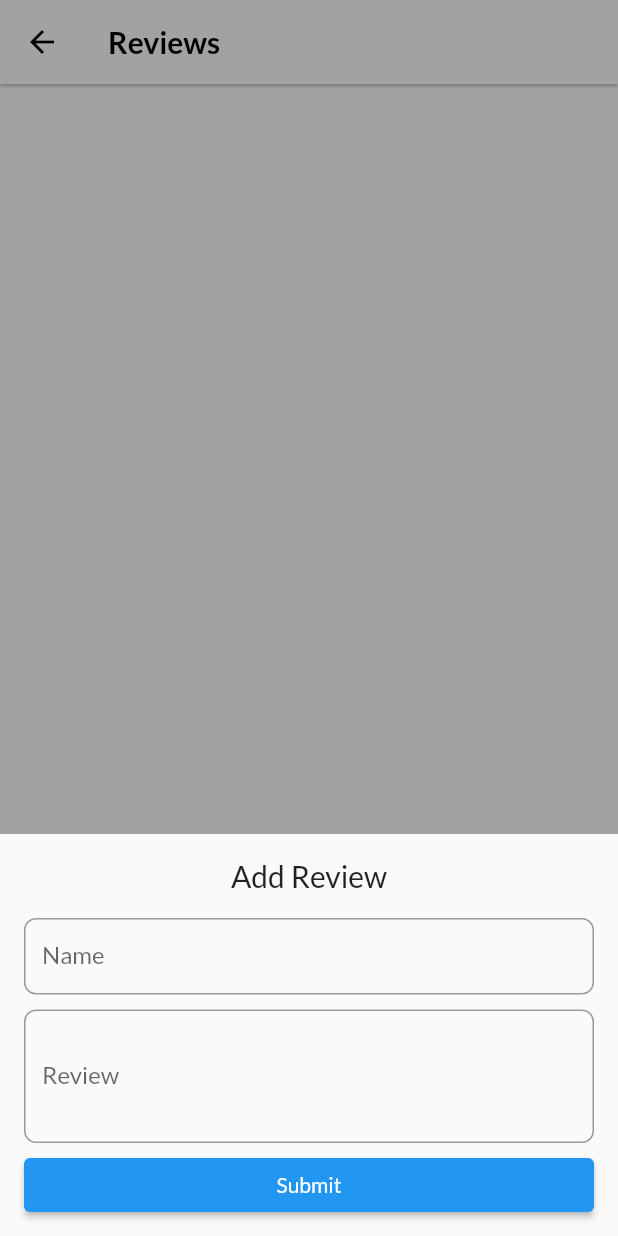
After one commit to jarjut/restaurant_app, a Flutter app: the RestaurantReviewPage screen opened directly, after a tap on "Add Review", on a phone screen of 412 x 824 dp. The commit adds this screen. Run offline on Flutter 3.47's test engine with Material 2 defaults, Android fonts, the phone set to English and light mode, and no system bars; our stand-ins replace bloc, bloc_concurrency, dio, equatable, flutter_bloc, flutter_rating_bar and 6 more; network calls fail.

Commit message:
add review

```diff
--- a/lib/features/restaurant_detail/cubit/restaurant_detail_cubit.dart
+++ b/lib/features/restaurant_detail/cubit/restaurant_detail_cubit.dart
@@ -1,5 +1,6 @@
 import 'package:bloc/bloc.dart';
 import 'package:equatable/equatable.dart';
+import 'package:flutter/material.dart';
 import 'package:restaurant_app/models/restaurant.dart';
 import 'package:restaurant_app/repositories/restaurant_repository.dart';
 
@@ -23,4 +24,23 @@ class RestaurantDetailCubit extends Cubit<RestaurantDetailState> {
       emit(const RestaurantDetailError('Failed to load restaurant detail'));
     }
   }
+
+  void addReview({required String name, required String review}) async {
+    if (state is RestaurantDetailLoaded) {
+      try {
+        final reviews = await restaurantRepository.addReview(
+          id,
+          name,
+          review,
+        );
+        final restaurant =
+            (state as RestaurantDetailLoaded).restaurant.copyWith(
+                  customerReviews: reviews,
+                );
+        emit(RestaurantDetailLoaded(restaurant));
+      } catch (e) {
+        debugPrint('Failed to add review');
+      }
+    }
+  }
 }
--- a/lib/features/restaurant_detail/pages/restaurant_page.dart
+++ b/lib/features/restaurant_detail/pages/restaurant_page.dart
@@ -7,6 +7,7 @@ import 'package:flutter_sticky_header/flutter_sticky_header.dart';
 import 'package:font_awesome_flutter/font_awesome_flutter.dart';
 import 'package:restaurant_app/constants/url.dart';
 import 'package:restaurant_app/features/restaurant_detail/cubit/restaurant_detail_cubit.dart';
+import 'package:restaurant_app/features/restaurant_review/pages/restaurant_review_page.dart';
 import 'package:restaurant_app/injection.dart';
 import 'package:restaurant_app/models/restaurant.dart';
 import 'package:restaurant_app/models/review.dart';
@@ -81,6 +82,7 @@ class _RestaurantBodyState extends State<RestaurantBody> {
 
   @override
   Widget build(BuildContext context) {
+    final detailCubit = BlocProvider.of<RestaurantDetailCubit>(context);
     return Scaffold(
       body: ExtendedNestedScrollView(
         controller: scrollController,
@@ -150,14 +152,27 @@ class _RestaurantBodyState extends State<RestaurantBody> {
                       style: Theme.of(context).textTheme.headlineSmall,
                     ),
                     BlocBuilder<RestaurantDetailCubit, RestaurantDetailState>(
-                      builder: (context, state) {
+                      builder: (_, state) {
                         List<Review>? reviews;
                         if (state is RestaurantDetailLoaded) {
                           reviews = state.restaurant.customerReviews;
                         }
 
                         return InkWell(
-                          onTap: reviews != null ? () {} : null,
+                          onTap: reviews != null
+                              ? () {
+                                  Navigator.of(context).push(
+                                    MaterialPageRoute(
+                                      builder: (context) {
+                                        return BlocProvider.value(
+                                          value: detailCubit,
+                                          child: const RestaurantReviewPage(),
+                                        );
+                                      },
+                                    ),
+                                  );
+                                }
+                              : null,
                           child: Column(
                             mainAxisSize: MainAxisSize.min,
                             crossAxisAlignment: CrossAxisAlignment.start,
@@ -223,6 +238,18 @@ class _RestaurantBodyState extends State<RestaurantBody> {
                       overflow: TextOverflow.ellipsis,
                     ),
                     const SizedBox(height: 8),
+                    BlocBuilder<RestaurantDetailCubit, RestaurantDetailState>(
+                      builder: (context, state) {
+                        if (state is RestaurantDetailLoaded) {
+                          final categories = state.restaurant.categories;
+                          if (categories.isNotEmpty) {
+                            return Text(
+                                'Categories: ${categories.map((e) => e.name).reduce((value, element) => '$value, $element')}');
+                          }
+                        }
+                        return Container();
+                      },
+                    )
                   ],
                 ),
               ),
--- /dev/null
+++ b/lib/features/restaurant_review/pages/restaurant_review_page.dart
@@ -0,0 +1,190 @@
+import 'package:flutter/material.dart';
+import 'package:flutter_bloc/flutter_bloc.dart';
+import 'package:modal_bottom_sheet/modal_bottom_sheet.dart';
+import 'package:restaurant_app/features/restaurant_detail/cubit/restaurant_detail_cubit.dart';
+
+class RestaurantReviewPage extends StatelessWidget {
+  const RestaurantReviewPage({super.key});
+
+  @override
+  Widget build(BuildContext context) {
+    final restaurantDetailCubit = context.read<RestaurantDetailCubit>();
+    return Scaffold(
+      appBar: AppBar(
+        title: const Text(
+          'Reviews',
+          style: TextStyle(fontWeight: FontWeight.w600),
+        ),
+        foregroundColor: Colors.black,
+        backgroundColor: Theme.of(context).scaffoldBackgroundColor,
+        elevation: 1,
+      ),
+      body: Column(
+        children: [
+          Expanded(
+            child: BlocBuilder<RestaurantDetailCubit, RestaurantDetailState>(
+              builder: (context, state) {
+                if (state is RestaurantDetailLoaded) {
+                  final reviews = state.restaurant.customerReviews;
+                  if (reviews.isEmpty) {
+                    return const Center(
+                      child: Text('No reviews'),
+                    );
+                  }
+                  return ListView.separated(
+                    itemCount: reviews.length,
+                    separatorBuilder: (_, __) {
+                      return const Divider(
+                        height: 0,
+                        thickness: 0.5,
+                      );
+                    },
+                    itemBuilder: (context, index) {
+                      final review = reviews[index];
+                      return ListTile(
+                        title: Text(review.name),
+                        subtitle: Text(review.review),
+                        trailing: Text(
+                          review.date,
+                          style: const TextStyle(
+                            color: Colors.grey,
+                            fontSize: 10,
+                          ),
+                        ),
+                      );
+                    },
+                  );
+                }
+                return Container();
+              },
+            ),
+          ),
+          Padding(
+            padding: const EdgeInsets.symmetric(
+              horizontal: 16,
+              vertical: 16,
+            ),
+            child: SizedBox(
+              width: double.infinity,
+              height: 36,
+              child: ElevatedButton(
+                onPressed: () {
+                  showMaterialModalBottomSheet(
+                      context: context,
+                      builder: (context) {
+                        return BlocProvider.value(
+                          value: restaurantDetailCubit,
+                          child: const ReviewForm(),
+                        );
+                      });
+                },
+                child: const Text('Add Review'),
+              ),
+            ),
+          ),
+        ],
+      ),
+    );
+  }
+}
+
+class ReviewForm extends StatefulWidget {
+  const ReviewForm({super.key});
+
+  @override
+  State<ReviewForm> createState() => _ReviewFormState();
+}
+
+class _ReviewFormState extends State<ReviewForm> {
+  final _formKey = GlobalKey<FormState>();
+  final _nameController = TextEditingController();
+  final _reviewController = TextEditingController();
+
+  void onSubmit() {
+    if (_formKey.currentState!.validate()) {
+      final name = _nameController.text;
+      final review = _reviewController.text;
+      context.read<RestaurantDetailCubit>().addReview(
+            name: name,
+            review: review,
+          );
+      Navigator.pop(context);
+    }
+  }
+
+  @override
+  Widget build(BuildContext context) {
+    return Material(
+      child: AnimatedContainer(
+        duration: const Duration(milliseconds: 100),
+        padding:
+            EdgeInsets.only(bottom: MediaQuery.of(context).viewInsets.bottom),
+        child: Padding(
+          padding: const EdgeInsets.symmetric(horizontal: 16, vertical: 16),
+          child: Form(
+            key: _formKey,
+            autovalidateMode: AutovalidateMode.onUserInteraction,
+            child: Column(
+              mainAxisSize: MainAxisSize.min,
+              children: [
+                Text(
+                  'Add Review',
+                  style: Theme.of(context).textTheme.titleLarge,
+                ),
+                const SizedBox(height: 16),
+                TextFormField(
+                  controller: _nameController,
+                  maxLines: 1,
+                  validator: (value) {
+                    if (value == null || value.isEmpty) {
+                      return 'Please enter your name';
+                    }
+                    return null;
+                  },
+                  decoration: const InputDecoration(
+                    labelText: 'Name',
+                    border: OutlineInputBorder(
+                      borderRadius: BorderRadius.all(
+                        Radius.circular(8),
+                      ),
+                    ),
+                    isDense: true,
+                  ),
+                ),
+                const SizedBox(height: 10),
+                TextFormField(
+                  controller: _reviewController,
+                  maxLines: 3,
+                  validator: (value) {
+                    if (value == null || value.isEmpty) {
+                      return 'Please enter your review';
+                    }
+                    return null;
+                  },
+                  decoration: const InputDecoration(
+                    labelText: 'Review',
+                    border: OutlineInputBorder(
+                      borderRadius: BorderRadius.all(
+                        Radius.circular(8),
+                      ),
+                    ),
+                    isDense: true,
+                  ),
+                ),
+                const SizedBox(height: 10),
+                SizedBox(
+                  width: double.infinity,
+                  height: 36,
+                  child: ElevatedButton(
+                    onPressed: onSubmit,
+                    child: const Text('Submit'),
+                  ),
+                ),
+              ],
+            ),
+          ),
+        ),
+      ),
+    );
+  }
+}
--- a/lib/models/restaurant.dart
+++ b/lib/models/restaurant.dart
@@ -1,4 +1,7 @@
+// ignore_for_file: public_member_api_docs, sort_constructors_first
+import 'package:equatable/equatable.dart';
 import 'package:json_annotation/json_annotation.dart';
+
 import 'package:restaurant_app/models/category.dart';
 import 'package:restaurant_app/models/menu.dart';
 import 'package:restaurant_app/models/review.dart';
@@ -6,7 +9,7 @@ import 'package:restaurant_app/models/review.dart';
 part 'restaurant.g.dart';
 
 @JsonSerializable()
-class Restaurant {
+class Restaurant extends Equatable {
   final String id;
   final String name;
   final String description;
@@ -36,4 +39,41 @@ class Restaurant {
 
   @override
   String toString() => "Restaurant { id: $id, name: $name }";
+
+  @override
+  List<Object?> get props => [
+        id,
+        name,
+        description,
+        pictureId,
+        city,
+        rating,
+        categories,
+        menus,
+        customerReviews
+      ];
+
+  Restaurant copyWith({
+    String? id,
+    String? name,
+    String? description,
+    String? pictureId,
+    String? city,
+    double? rating,
+    List<Category>? categories,
+    Menu? menus,
+    List<Review>? customerReviews,
+  }) {
+    return Restaurant(
+      id: id ?? this.id,
+      name: name ?? this.name,
+      description: description ?? this.description,
+      pictureId: pictureId ?? this.pictureId,
+      city: city ?? this.city,
+      rating: rating ?? this.rating,
+      categories: categories ?? this.categories,
+      menus: menus ?? this.menus,
+      customerReviews: customerReviews ?? this.customerReviews,
+    );
+  }
 }
--- a/lib/models/review.dart
+++ b/lib/models/review.dart
@@ -1,9 +1,10 @@
+import 'package:equatable/equatable.dart';
 import 'package:json_annotation/json_annotation.dart';
 
 part 'review.g.dart';
 
 @JsonSerializable()
-class Review {
+class Review extends Equatable {
   final String name;
   final String review;
   final String date;
@@ -17,4 +18,7 @@ class Review {
   factory Review.fromJson(Map<String, dynamic> json) => _$ReviewFromJson(json);
 
   Map<String, dynamic> toJson() => _$ReviewToJson(this);
+
+  @override
+  List<Object?> get props => [name, review, date];
 }
--- a/lib/repositories/restaurant_repository.dart
+++ b/lib/repositories/restaurant_repository.dart
@@ -2,6 +2,7 @@ import 'package:dio/dio.dart';
 import 'package:flutter/material.dart';
 import 'package:restaurant_app/constants/url.dart';
 import 'package:restaurant_app/models/restaurant.dart';
+import 'package:restaurant_app/models/review.dart';
 
 class RestaurantRepository {
   final _client = Dio(
@@ -48,13 +49,15 @@ class RestaurantRepository {
   }
 
   // Add new review
-  Future<void> addReview(String id, String name, String review) async {
+  Future<List<Review>> addReview(String id, String name, String review) async {
     try {
-      await _client.post('/review', data: {
+      final response = await _client.post('/review', data: {
         'id': id,
         'name': name,
         'review': review,
       });
+      final list = response.data['customerReviews'] as List;
+      return list.map((e) => Review.fromJson(e)).toList();
     } on DioError catch (e) {
       debugPrint(e.message);
       rethrow;
--- a/pubspec.yaml
+++ b/pubspec.yaml
@@ -25,6 +25,7 @@ dependencies:
   google_fonts: ^3.0.1
   json_annotation: ^4.6.0
   meta: ^1.8.0
+  modal_bottom_sheet: ^2.1.2
   path_provider: ^2.0.11
   sliver_tools: ^0.2.8
 
```
Also changed, not shown: pubspec.lock.
